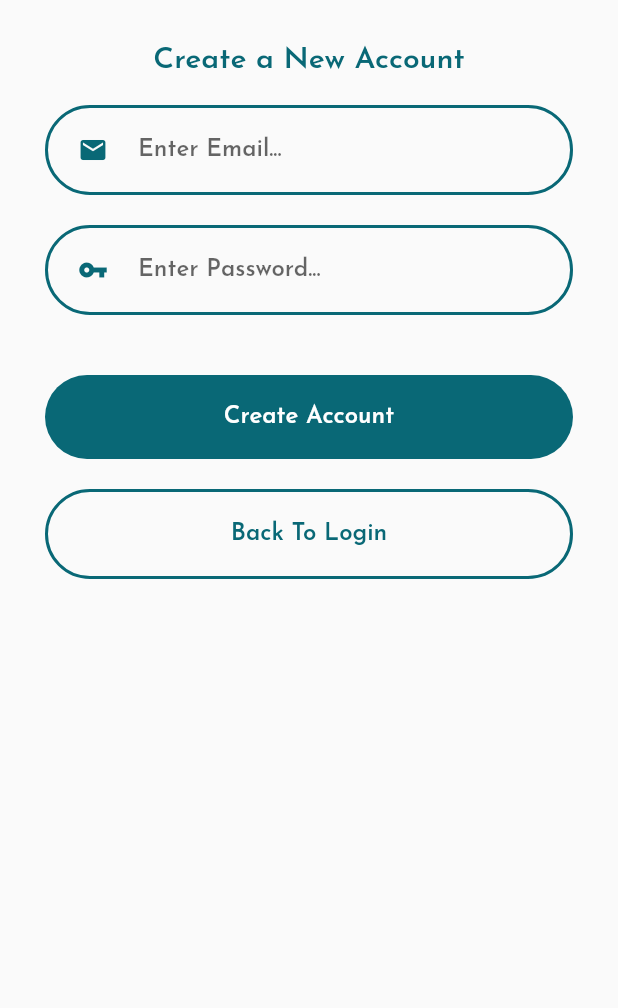
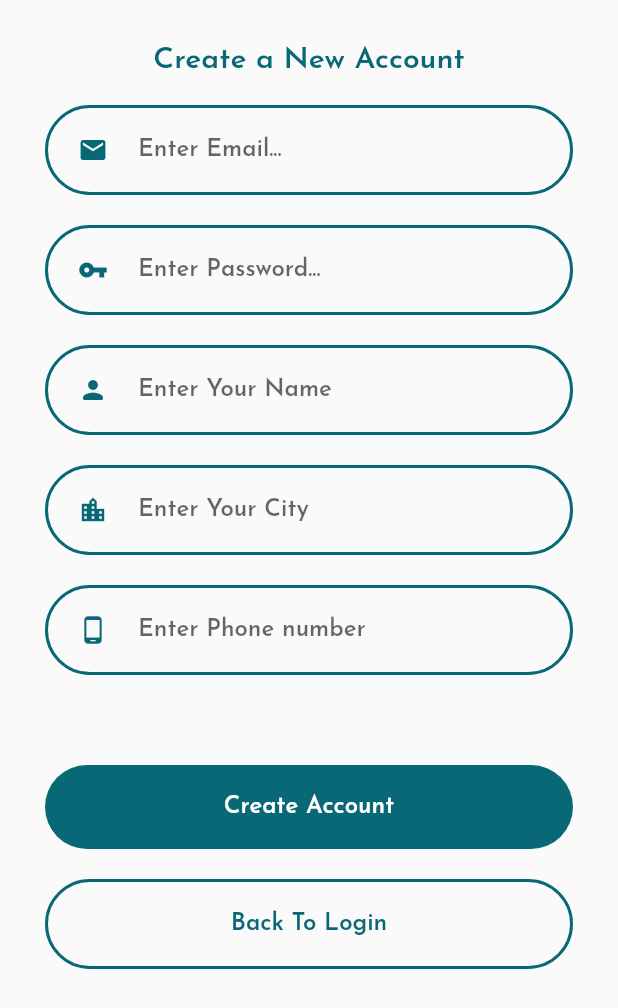
Before and after one commit to AATMA-HELMHOLTZ/Evento-App, a Flutter app: the signup screen opened directly, on a phone screen of 412 x 824 dp. Shown: the top 1008 px of the screen. Run offline on Flutter 3.47's test engine with Material 2 defaults, Android fonts, the phone set to English and light mode, and no system bars; our stand-ins replace bloc, flip_card, flutter_bloc, flutter_secure_storage, image_picker, logger and 3 more; accounts and stored records are empty.

Commit message:
Add Profile Pic Screen Added with Image picker

```diff
--- a/lib/Screens/individualVendorSearch.dart
+++ b/lib/Screens/individualVendorSearch.dart
@@ -111,8 +111,9 @@ Widget _myListView(BuildContext context) {
                     FlatButton.icon(onPressed: (){
                       Navigator.push(context, PageTransition(type: PageTransitionType.bottomToTop, child: VendorProfile()));
                     },
+                        color: Colors.blue,
                         icon: Icon(Icons.arrow_forward_ios),
-                        label: Text("Know more"))      //Icons.arrow_forward_ios_rounded
+                        label: Text("Know more")),
                   ],
                 ),
               ),
--- a/lib/Screens/signUp.dart
+++ b/lib/Screens/signUp.dart
@@ -1,4 +1,5 @@
 import 'package:flutter/material.dart';
+import 'package:flutter_app/Screens/profilePic.dart';
 import 'package:flutter_app/Widgets/Buttons.dart';
 import 'package:flutter_app/Widgets/InputField.dart';
 import 'package:flutter_app/networkHandler.dart';
@@ -96,22 +97,49 @@ class _signupState extends State<signup> {
                       icon: Icons.vpn_key,
                       hint: "Enter Password...",
                       passwordController: passController,
-                    )
+                    ),
+                    SizedBox(height: 20,),
+                    InputWithIcon(
+                      icon: Icons.person_rounded,
+                      hint: "Enter Your Name",
+                      mailController: userController,
+                    ),
+                    SizedBox(height: 20,),
+                    InputWithIcon(
+                      icon: Icons.location_city_outlined,
+                      hint: "Enter Your City",
+                      mailController: userController,
+                    ),
+                    SizedBox(height: 20,),
+                    InputWithIcon(
+                      icon: Icons.phone_android,
+                      hint: "Enter Phone number",
+                      mailController: userController,
+                    ),
+                    SizedBox(height: 20,),
                   ],
                 ),
                 Padding(padding: const EdgeInsets.all(20)),
                 Column(
                   children: <Widget>[
+//                     GestureDetector(
+//                       onTap: () async {
+//                         setState(() {
+//                           circular = true;
+//                         });
+// //                        await checkUser();
+//                         await signMeUp();
+//                       },
+//                       child: circular ? CircularProgressIndicator() : PrimaryButton(
+//
+//                         btnText: "Create Account",
+//                       ),
+//                     ),
                     GestureDetector(
-                      onTap: () async {
-                        setState(() {
-                          circular = true;
-                        });
-//                        await checkUser();
-                        await signMeUp();
+                      onTap: (){
+                        Navigator.push(context, PageTransition(type: PageTransitionType.topToBottom, child: ProfilePic()));
                       },
-                      child: circular ? CircularProgressIndicator() : PrimaryButton(
-
+                      child: PrimaryButton(
                         btnText: "Create Account",
                       ),
                     ),
--- a/lib/Screens/vendorProfile.dart
+++ b/lib/Screens/vendorProfile.dart
@@ -34,7 +34,7 @@ class _VendorProfileState extends State<VendorProfile> {
                               colors: [
                                 Colors.black,
                                 Colors.black.withOpacity(.3)
-                              ]
+                            ]
                           )
                       ),
                       child: Padding(
--- a/pubspec.yaml
+++ b/pubspec.yaml
@@ -34,6 +34,7 @@ dependencies:
   flutter_secure_storage:
   simple_animations: ^1.3.3
   flip_card: ^0.4.4
+  image_picker:
 
 dev_dependencies:
   flutter_test:
```
Also changed, not shown: lib/Screens/profilePic.dart (added, +143 -0 lines), pubspec.lock.
